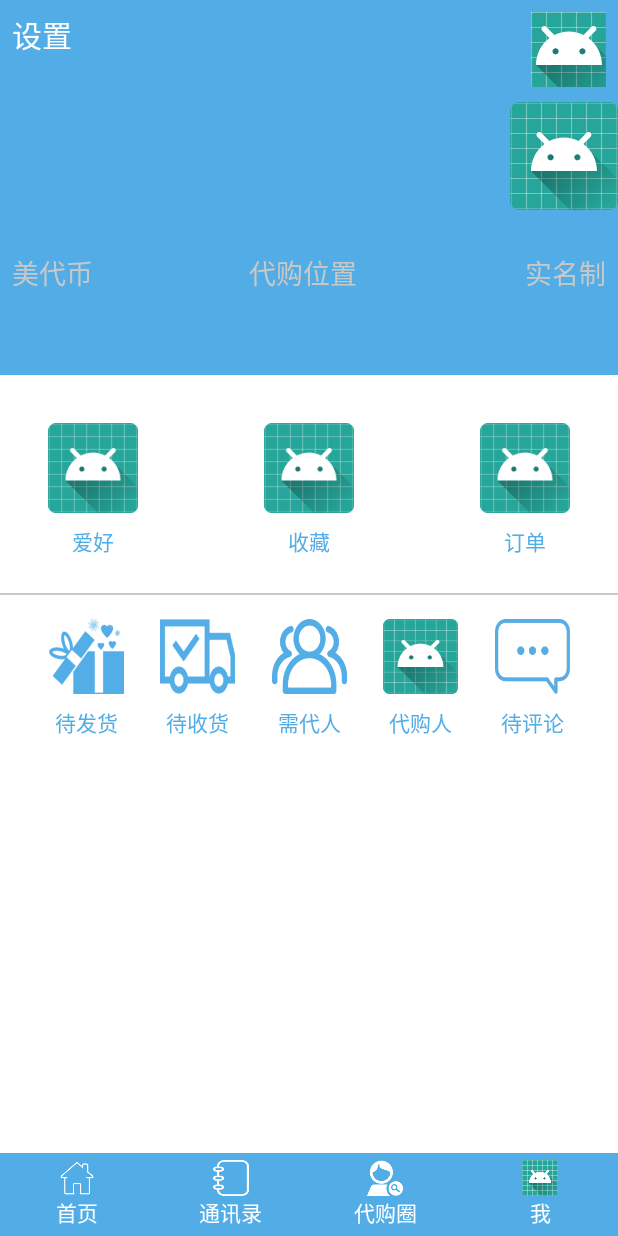
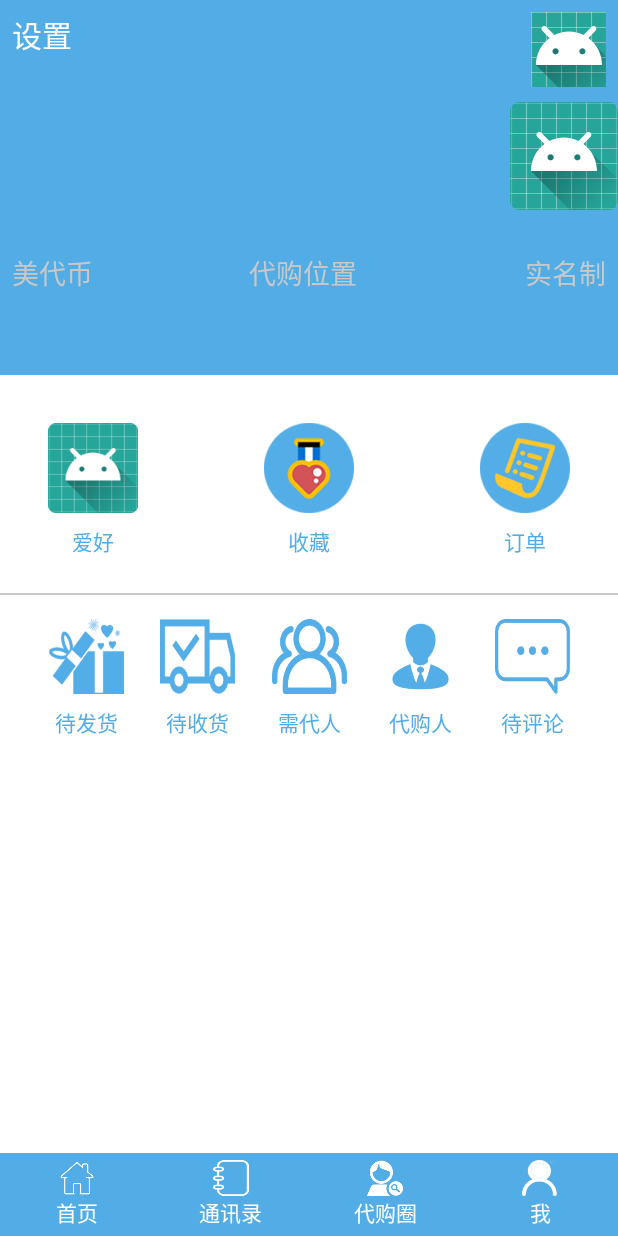
Before and after one commit to zhaoweih/Meidai, an Android app: the screen it shows after launch (MainActivity), after a tap on an icon or button, on a phone screen of 412 x 824 dp. Run offline under Robolectric (Android 15) with nearby library versions, the phone set to English and light mode, and no system bars; our stand-ins replace Picasso; libraries missing offline, so code that uses them is left out: org.litepal.crud; pictures from the network do not load; 2 statements that could not run were skipped.

Commit message:
更新部分图标

```diff
--- a/app/src/main/java/me/zhaoweihao/shopping/MainActivity.kt
+++ b/app/src/main/java/me/zhaoweihao/shopping/MainActivity.kt
@@ -47,7 +47,7 @@ class MainActivity : AppCompatActivity() {
         hideFragments(transaction)
         when (index) {
             0 -> {
-                home_image!!.setImageResource(R.drawable.home)
+                home_image!!.setImageResource(R.drawable.home_clicked)
                 if (mHomeFragment == null) {
                     mHomeFragment = HomeFragment.newInstance()
                     transaction.add(R.id.content, mHomeFragment)
@@ -56,7 +56,7 @@ class MainActivity : AppCompatActivity() {
                 }
             }
             1 -> {
-                contact_image!!.setImageResource(R.drawable.contact)
+                contact_image!!.setImageResource(R.drawable.contact_clicked)
                 if (mContactFragment == null) {
                     mContactFragment = ContactFragment.newInstance()
                     transaction.add(R.id.content, mContactFragment)
@@ -65,7 +65,7 @@ class MainActivity : AppCompatActivity() {
                 }
             }
             2 -> {
-                moment_image!!.setImageResource(R.drawable.moment)
+                moment_image!!.setImageResource(R.drawable.moment_clicked)
                 if (mMomentFragment == null) {
                     mMomentFragment = MomentFragment.newInstance()
                     transaction.add(R.id.content, mMomentFragment)
@@ -74,7 +74,7 @@ class MainActivity : AppCompatActivity() {
                 }
             }
             3 -> {
-                user_image!!.setImageResource(R.mipmap.ic_launcher)
+                user_image!!.setImageResource(R.drawable.user_clicked)
                 if (mUserFragment == null) {
                     mUserFragment = UserFragment.newInstance()
                     transaction.add(R.id.content, mUserFragment)
--- a/app/src/main/res/layout/fragment_home.xml
+++ b/app/src/main/res/layout/fragment_home.xml
@@ -25,12 +25,13 @@
         <ImageView
             android:id="@+id/imageView"
             android:layout_width="30dp"
-            android:layout_height="60dp"
+            android:layout_height="30dp"
             android:layout_marginEnd="8dp"
             android:layout_marginTop="8dp"
+            app:layout_constraintBottom_toBottomOf="@+id/textView2"
             app:layout_constraintEnd_toEndOf="parent"
             app:layout_constraintTop_toTopOf="parent"
-            app:srcCompat="@mipmap/ic_launcher" />
+            app:srcCompat="@drawable/search" />
 
         <TextView
             android:id="@+id/textView2"
--- a/app/src/main/res/layout/fragment_user.xml
+++ b/app/src/main/res/layout/fragment_user.xml
@@ -210,7 +210,7 @@
         android:layout_marginEnd="32dp"
         app:layout_constraintEnd_toEndOf="parent"
         app:layout_constraintTop_toTopOf="@id/imageView4"
-        app:srcCompat="@mipmap/ic_launcher" />
+        app:srcCompat="@drawable/order" />
 
     <TextView
         android:id="@+id/textView14"
@@ -229,7 +229,7 @@
         app:layout_constraintEnd_toStartOf="@id/imageView5"
         app:layout_constraintStart_toEndOf="@id/imageView4"
         app:layout_constraintTop_toTopOf="@id/imageView4"
-        app:srcCompat="@mipmap/ic_launcher" />
+        app:srcCompat="@drawable/collection" />
 
     <TextView
         android:id="@+id/textView15"
@@ -323,7 +323,7 @@
         app:layout_constraintEnd_toStartOf="@id/imageView8"
         app:layout_constraintStart_toEndOf="@id/imageView11"
         app:layout_constraintTop_toBottomOf="@id/view1"
-        app:srcCompat="@mipmap/ic_launcher" />
+        app:srcCompat="@drawable/purchase_people" />
 
     <TextView
         android:id="@+id/textView19"
```
Also changed, not shown: app/src/main/res/drawable/collection.png (added), app/src/main/res/drawable/contact_clicked.png (added), app/src/main/res/drawable/home_clicked.png (added), app/src/main/res/drawable/moment_clicked.png (added), app/src/main/res/drawable/order.png (added), app/src/main/res/drawable/purchase_people.png (added), app/src/main/res/drawable/search.png (added), app/src/main/res/drawable/user_clicked.png (added).
